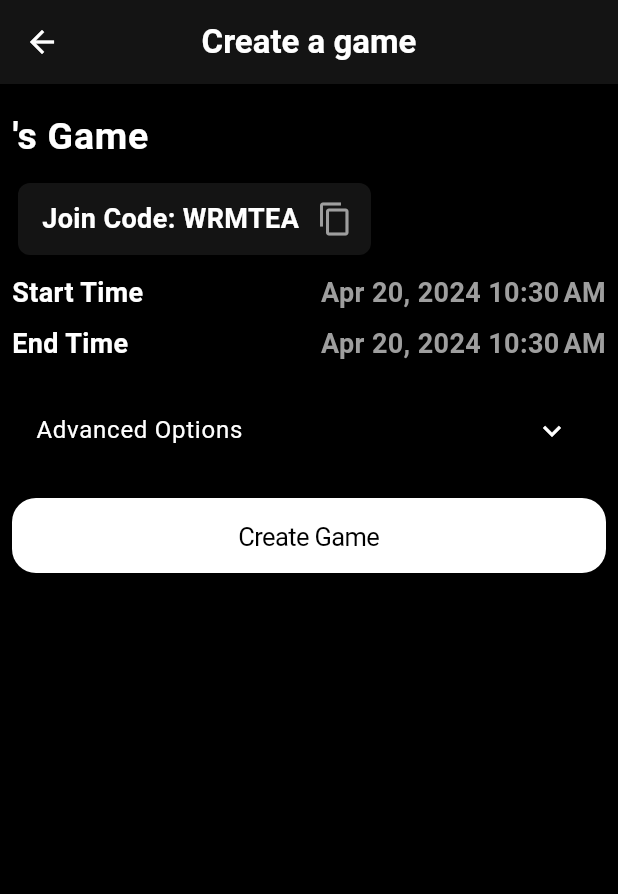
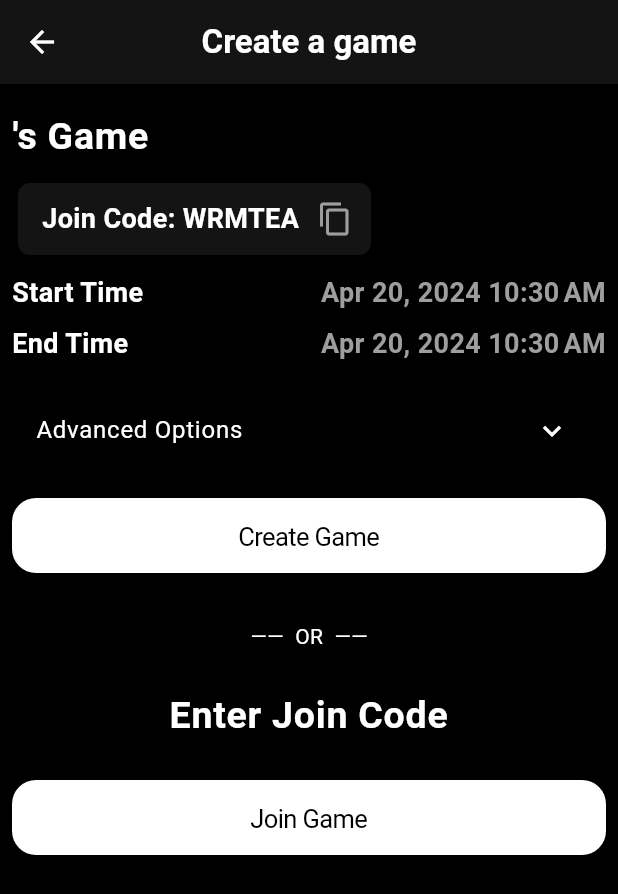
Before and after one commit to BK1031/TouchGrass-LAHacks, a Flutter app: the CreateGamePage screen opened by its route, on a phone screen of 412 x 824 dp. Shown: the top 894 px of the screen. Run offline on Flutter 3.47's test engine with Material 3 defaults, Android fonts, the phone set to English and light mode, and no system bars; our stand-ins replace cloud_firestore, cool_alert, firebase_analytics, firebase_auth, firebase_core, fluro and 4 more; missing offline and left inert: animated_snack_bar, board_datetime_picker, mapbox_gl; accounts and stored records are empty; generated files the repository leaves out were written again; Roboto replaces fonts that are missing (Product Sans).

Commit message:
join a game

```diff
--- a/lib/pages/game/create_game_page.dart
+++ b/lib/pages/game/create_game_page.dart
@@ -23,6 +23,8 @@ class CreateGamePage extends StatefulWidget {
 
 class _CreateGamePageState extends State<CreateGamePage> {
 
+  String state = "create";
+
   Game game = Game();
   bool startTimeEdited = false;
   bool endTimeEdited = false;
@@ -30,6 +32,8 @@ class _CreateGamePageState extends State<CreateGamePage> {
   bool showCeasefireAdd = false;
   DateTime ceasefireStart = DateTime.now().toUtc();
   DateTime ceasefireEnd = DateTime.now().toUtc();
+
+  String joinGameID = "";
 
   @override
   void initState() {
@@ -46,6 +50,7 @@ class _CreateGamePageState extends State<CreateGamePage> {
   }
 
   Future<void> createGame() async {
+    if (!endTimeEdited) return;
     if (game.name == "") {
       game.name = "${currentUser.firstName}'s Game";
     }
@@ -63,6 +68,34 @@ class _CreateGamePageState extends State<CreateGamePage> {
       joinedGames.add(game);
     });
     router.pop(context);
+  }
+
+  Future<void> joinGame() async {
+    if (joinGameID != "") {
+      QuerySnapshot result = await FirebaseFirestore.instance.collection("games").where("join_code", isEqualTo: joinGameID).get();
+      if (result.size == 1) {
+        // game exists
+        game = Game.fromJson(result.docs.first.data() as Map<String, dynamic>);
+        Player me = Player();
+        me.id = currentUser.id;
+        me.points = STARTING_POINTS;
+        game.players.add(me);
+        FirebaseFirestore.instance.doc("games/${game.id}/players/${currentUser.id}").set(me.toJson());
+        setState(() {
+          if (joinedGames.where((g) => g.id == currentGame.id).isNotEmpty) {
+            AlertService.showInfoSnackbar(context, "You are already in that game!");
+            return;
+          } else {
+            currentGame = game;
+            joinedGames.add(game);
+            AlertService.showSuccessSnackbar(context, "Joined ${game.name}!");
+          }
+        });
+        router.pop(context);
+      } else {
+        AlertService.showErrorSnackbar(context, "No game with that join code exists!");
+      }
+    }
   }
 
   @override
@@ -336,6 +369,43 @@ class _CreateGamePageState extends State<CreateGamePage> {
                 child: const Text("Create Game", style: TextStyle(color: Colors.black)),
               ),
             ),
+            Center(
+              child: Column(
+                crossAxisAlignment: CrossAxisAlignment.center,
+                children: [
+                  const Padding(padding: EdgeInsets.all(16.0)),
+                  const Text("——  OR  ——"),
+                  const Padding(padding: EdgeInsets.all(8.0)),
+                  TextField(
+                    decoration: InputDecoration(
+                      border: InputBorder.none,
+                      hintText: "Enter Join Code",
+                    ),
+                    keyboardType: TextInputType.name,
+                    autocorrect: false,
+                    textCapitalization: TextCapitalization.characters,
+                    textAlign: TextAlign.center,
+                    style: const TextStyle(fontWeight: FontWeight.bold, fontSize: 25),
+                    onChanged: (input) {
+                      joinGameID = input.toUpperCase();
+                    },
+                  ),
+                  const Padding(padding: EdgeInsets.all(8.0)),
+                  SizedBox(
+                    height: 50.0,
+                    width: double.infinity,
+                    child: CupertinoButton(
+                      color: ACCENT_COLOR,
+                      borderRadius: BorderRadius.circular(16),
+                      onPressed: () {
+                        joinGame();
+                      },
+                      child: const Text("Join Game", style: TextStyle(color: Colors.black)),
+                    ),
+                  ),
+                ],
+              ),
+            )
           ],
         ),
       ),
```
